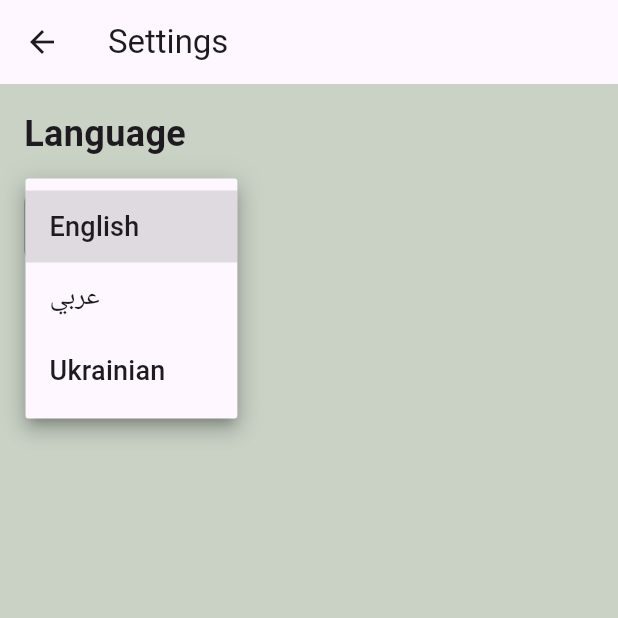
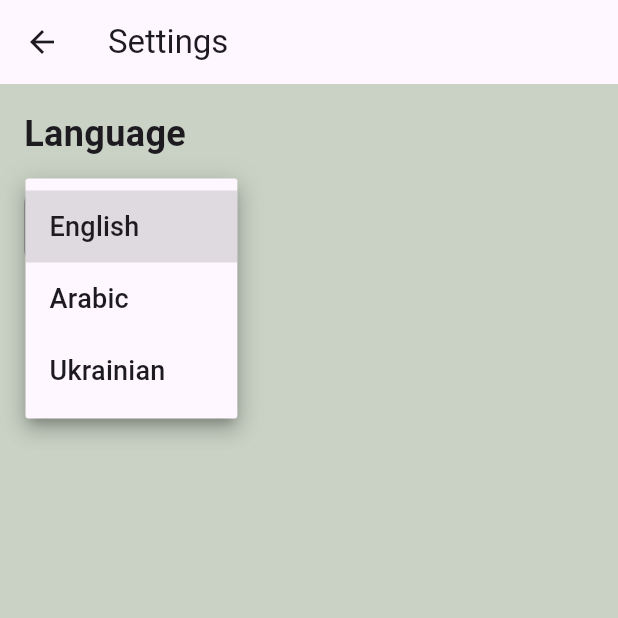
Before and after one commit to mohamedmahmoud95/Google-solution-challenge-2024, a Flutter app: the Settings screen opened by its route, after a tap on "English", on a phone screen of 412 x 824 dp, the top half of it. Run offline on Flutter 3.47's test engine with Material 3 defaults, Android fonts, the phone set to English and light mode, and no system bars; our stand-ins replace bloc, card_swiper, easy_localization, equatable, firebase_core, flutter_bloc and 3 more; accounts and stored records are empty.

```diff
--- a/lib/features/home/presentation/pages/home_screen.dart
+++ b/lib/features/home/presentation/pages/home_screen.dart
@@ -4,6 +4,8 @@ import 'package:flutter_bloc/flutter_bloc.dart';
 import 'package:google_solution_challenge_2024/config/routes.dart';
 import 'package:google_solution_challenge_2024/features/home/presentation/manager/cubit.dart';
 import 'package:google_solution_challenge_2024/features/home/presentation/manager/states.dart';
+
+import '../../../../core/utils/app_colors.dart';
 
 class HomeScreen extends StatelessWidget {
   const HomeScreen({super.key});
@@ -22,7 +24,7 @@ class HomeScreen extends StatelessWidget {
               children: [
                 const DrawerHeader(
                   decoration: BoxDecoration(
-                    color: Colors.blue,
+                     color: AppColors.green,
                   ),
                   child: Text(
                     'Drawer Header',
@@ -33,7 +35,7 @@ class HomeScreen extends StatelessWidget {
                   ),
                 ),
                 ListTile(
-                  title: const Text('Settings'),
+                  title:  Text('Settings'.tr()),
                   onTap: () {
                     Navigator.pushNamed(context, Routes.settings);
                     // Add your logic for when item 1 is tapped
--- a/lib/features/settings /presentation/pages/setting_screen.dart
+++ b/lib/features/settings /presentation/pages/setting_screen.dart
@@ -1,9 +1,6 @@
 import 'package:easy_localization/easy_localization.dart';
 import 'package:flutter/material.dart';
-
-import 'package:google_solution_challenge_2024/config/routes.dart';
-
-import '../manager/language_cubit.dart';
+import '../widgets/build_language_dropdown.dart';
 
 class Settings extends StatelessWidget {
   const Settings({super.key});
@@ -29,38 +26,11 @@ class Settings extends StatelessWidget {
                     const TextStyle(fontSize: 24, fontWeight: FontWeight.bold),
               ),
               const SizedBox(height: 20),
-              buildLanguageDropdown(context),
+              const BuildLanguageDropdown(),
             ],
           ),
         ),
       ),
     );
   }
-
-  Widget buildLanguageDropdown(context) {
-    return Container(
-      padding: const EdgeInsets.symmetric(horizontal: 16),
-      decoration: BoxDecoration(
-        borderRadius: BorderRadius.circular(10),
-        border: Border.all(color: Colors.grey),
-      ),
-      child: DropdownButton<String>(
-        value: LanguageCubit.get(context).selectedLanguage,
-        items: ['English', 'Arabic', 'Ukrainian'].map((String language) {
-          return DropdownMenuItem<String>(
-            value: language,
-            child: Text(
-              language.tr(),
-              style: const TextStyle(fontSize: 18),
-            ),
-          );
-        }).toList(),
-        onChanged: (newValue) {
-          LanguageCubit.get(context).toggleLanguage(context, newValue!);
-          LanguageCubit.get(context).onChanged(newValue);
-          Navigator.pushNamed(context, Routes.home);
-        },
-      ),
-    );
-  }
 }
--- /dev/null
+++ b/lib/features/settings /presentation/widgets/build_language_dropdown.dart
@@ -0,0 +1,38 @@
+import 'package:flutter/material.dart';
+import 'package:google_solution_challenge_2024/core/utils/cache_helper.dart';
+
+import '../../../../config/routes.dart';
+import '../manager/language_cubit.dart';
+
+class BuildLanguageDropdown extends StatelessWidget {
+  const BuildLanguageDropdown({super.key});
+
+  @override
+  Widget build(BuildContext context) {
+    return Container(
+      padding: const EdgeInsets.symmetric(horizontal: 16),
+      decoration: BoxDecoration(
+        borderRadius: BorderRadius.circular(10),
+        border: Border.all(color: Colors.grey),
+      ),
+      child: DropdownButton<String>(
+        value: LanguageCubit.get(context).selectedLanguage,
+        items: ['English', 'Arabic', 'Ukrainian'].map((String language) {
+          return DropdownMenuItem<String>(
+            value: language,
+            child: Text(
+              language,
+              style: const TextStyle(fontSize: 18),
+            ),
+          );
+        }).toList(),
+        onChanged: (newValue) {
+          CacheHelper.saveData(key: "lang", value: newValue);
+          LanguageCubit.get(context).toggleLanguage(context, newValue!);
+          LanguageCubit.get(context).onChanged(newValue);
+          Navigator.pushNamed(context, Routes.home);
+        },
+      ),
+    );
+  }
+}
--- a/pubspec.yaml
+++ b/pubspec.yaml
@@ -22,6 +22,7 @@ dependencies:
   cloud_firestore: ^4.15.2
   font_awesome_flutter: ^10.7.0
   google_fonts: ^6.1.0
+  shared_preferences: ^2.2.2
 
 
 dev_dependencies:
```
Also changed, not shown: lib/core/utils/cache_helper.dart (added, +29 -0 lines), lib/main.dart (+7 -14 lines), pubspec.lock.
